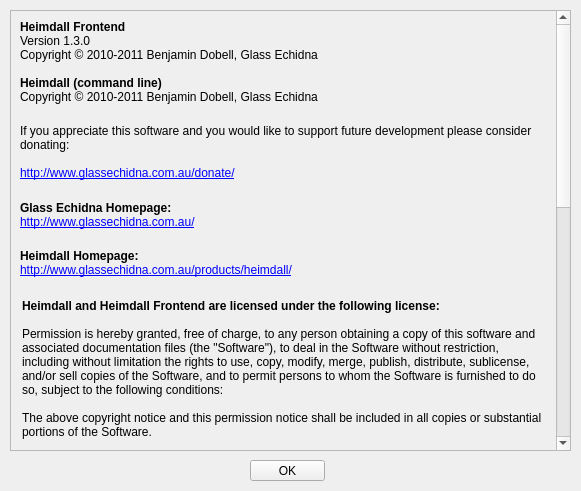
First picture: the form in heimdall-frontend/aboutform.ui, repository Benjamin-Dobell/Heimdall, before the edit.
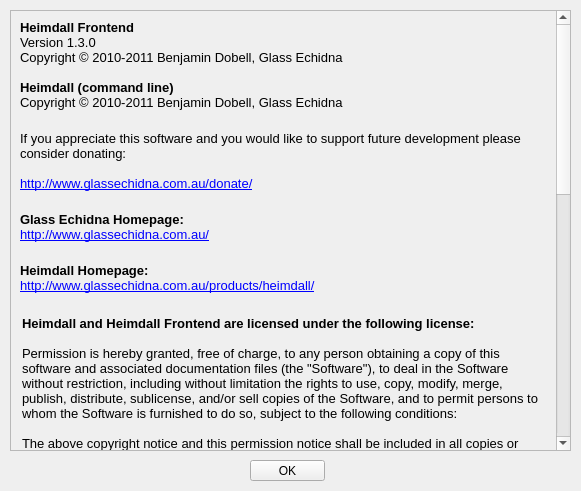
Second picture: the form after the edit.

Commit message: Minor OS X UI tweaks.

What changed in the file:
```diff
--- a/heimdall-frontend/aboutform.ui
+++ b/heimdall-frontend/aboutform.ui
@@ -72,9 +72,9 @@
     <property name="geometry">
      <rect>
       <x>0</x>
-      <y>0</y>
-      <width>542</width>
-      <height>1016</height>
+      <y>-8</y>
+      <width>544</width>
+      <height>776</height>
      </rect>
     </property>
     <property name="sizePolicy">
@@ -112,14 +112,14 @@
           <string>&lt;!DOCTYPE HTML PUBLIC &quot;-//W3C//DTD HTML 4.0//EN&quot; &quot;http://www.w3.org/TR/REC-html40/strict.dtd&quot;&gt;
 &lt;html&gt;&lt;head&gt;&lt;meta name=&quot;qrichtext&quot; content=&quot;1&quot; /&gt;&lt;style type=&quot;text/css&quot;&gt;
 p, li { white-space: pre-wrap; }
-&lt;/style&gt;&lt;/head&gt;&lt;body style=&quot; font-family:'MS Shell Dlg 2'; font-size:10pt; font-weight:400; font-style:normal;&quot;&gt;
-&lt;p style=&quot; margin-top:0px; margin-bottom:0px; margin-left:0px; margin-right:0px; -qt-block-indent:0; text-indent:0px;&quot;&gt;&lt;span style=&quot; font-size:9pt; font-weight:600;&quot;&gt;Heimdall Frontend&lt;/span&gt;&lt;/p&gt;
-&lt;p style=&quot; margin-top:0px; margin-bottom:0px; margin-left:0px; margin-right:0px; -qt-block-indent:0; text-indent:0px;&quot;&gt;&lt;span style=&quot; font-size:9pt;&quot;&gt;Version 1.3.0&lt;/span&gt;&lt;/p&gt;
-&lt;p style=&quot; margin-top:0px; margin-bottom:0px; margin-left:0px; margin-right:0px; -qt-block-indent:0; text-indent:0px;&quot;&gt;&lt;span style=&quot; font-size:9pt;&quot;&gt;Copyright © 2010-2011 Benjamin Dobell, Glass Echidna&lt;/span&gt;&lt;/p&gt;
-&lt;p style=&quot;-qt-paragraph-type:empty; margin-top:0px; margin-bottom:0px; margin-left:0px; margin-right:0px; -qt-block-indent:0; text-indent:0px; font-size:9pt;&quot;&gt;&lt;/p&gt;
-&lt;p style=&quot; margin-top:0px; margin-bottom:0px; margin-left:0px; margin-right:0px; -qt-block-indent:0; text-indent:0px;&quot;&gt;&lt;span style=&quot; font-size:9pt; font-weight:600;&quot;&gt;Heimdall (command line)&lt;/span&gt;&lt;/p&gt;
-&lt;p style=&quot; margin-top:0px; margin-bottom:0px; margin-left:0px; margin-right:0px; -qt-block-indent:0; text-indent:0px;&quot;&gt;&lt;span style=&quot; font-size:9pt;&quot;&gt;Copyright © 2010-2011 Benjamin Dobell, Glass Echidna&lt;/span&gt;&lt;/p&gt;
-&lt;p style=&quot;-qt-paragraph-type:empty; margin-top:0px; margin-bottom:0px; margin-left:0px; margin-right:0px; -qt-block-indent:0; text-indent:0px; font-size:9pt;&quot;&gt;&lt;/p&gt;&lt;/body&gt;&lt;/html&gt;</string>
+&lt;/style&gt;&lt;/head&gt;&lt;body style=&quot; font-family:'Lucida Grande'; font-size:13pt; font-weight:400; font-style:normal;&quot;&gt;
+&lt;p style=&quot; margin-top:0px; margin-bottom:0px; margin-left:0px; margin-right:0px; -qt-block-indent:0; text-indent:0px;&quot;&gt;&lt;span style=&quot; font-family:'MS Shell Dlg 2'; font-size:10pt; font-weight:600;&quot;&gt;Heimdall Frontend&lt;/span&gt;&lt;/p&gt;
+&lt;p style=&quot; margin-top:0px; margin-bottom:0px; margin-left:0px; margin-right:0px; -qt-block-indent:0; text-indent:0px;&quot;&gt;&lt;span style=&quot; font-family:'MS Shell Dlg 2'; font-size:10pt;&quot;&gt;Version 1.3.0&lt;/span&gt;&lt;/p&gt;
+&lt;p style=&quot; margin-top:0px; margin-bottom:0px; margin-left:0px; margin-right:0px; -qt-block-indent:0; text-indent:0px;&quot;&gt;&lt;span style=&quot; font-family:'MS Shell Dlg 2'; font-size:10pt;&quot;&gt;Copyright © 2010-2011 Benjamin Dobell, Glass Echidna&lt;/span&gt;&lt;/p&gt;
+&lt;p style=&quot;-qt-paragraph-type:empty; margin-top:0px; margin-bottom:0px; margin-left:0px; margin-right:0px; -qt-block-indent:0; text-indent:0px; font-family:'MS Shell Dlg 2'; font-size:10pt;&quot;&gt;&lt;/p&gt;
+&lt;p style=&quot; margin-top:0px; margin-bottom:0px; margin-left:0px; margin-right:0px; -qt-block-indent:0; text-indent:0px;&quot;&gt;&lt;span style=&quot; font-family:'MS Shell Dlg 2'; font-size:10pt; font-weight:600;&quot;&gt;Heimdall (command line)&lt;/span&gt;&lt;/p&gt;
+&lt;p style=&quot; margin-top:0px; margin-bottom:0px; margin-left:0px; margin-right:0px; -qt-block-indent:0; text-indent:0px;&quot;&gt;&lt;span style=&quot; font-family:'MS Shell Dlg 2'; font-size:10pt;&quot;&gt;Copyright © 2010-2011 Benjamin Dobell, Glass Echidna&lt;/span&gt;&lt;/p&gt;
+&lt;p style=&quot;-qt-paragraph-type:empty; margin-top:0px; margin-bottom:0px; margin-left:0px; margin-right:0px; -qt-block-indent:0; text-indent:0px; font-family:'MS Shell Dlg 2'; font-size:10pt;&quot;&gt;&lt;/p&gt;&lt;/body&gt;&lt;/html&gt;</string>
          </property>
          <property name="textFormat">
           <enum>Qt::RichText</enum>
@@ -155,10 +155,10 @@
           <string>&lt;!DOCTYPE HTML PUBLIC &quot;-//W3C//DTD HTML 4.0//EN&quot; &quot;http://www.w3.org/TR/REC-html40/strict.dtd&quot;&gt;
 &lt;html&gt;&lt;head&gt;&lt;meta name=&quot;qrichtext&quot; content=&quot;1&quot; /&gt;&lt;style type=&quot;text/css&quot;&gt;
 p, li { white-space: pre-wrap; }
-&lt;/style&gt;&lt;/head&gt;&lt;body style=&quot; font-family:'MS Shell Dlg 2'; font-size:10pt; font-weight:400; font-style:normal;&quot;&gt;
-&lt;p style=&quot; margin-top:0px; margin-bottom:0px; margin-left:0px; margin-right:0px; -qt-block-indent:0; text-indent:0px;&quot;&gt;&lt;span style=&quot; font-size:9pt;&quot;&gt;If you appreciate this software and you would like to support future development please consider donating:&lt;/span&gt;&lt;/p&gt;
-&lt;p style=&quot;-qt-paragraph-type:empty; margin-top:0px; margin-bottom:0px; margin-left:0px; margin-right:0px; -qt-block-indent:0; text-indent:0px; font-size:9pt;&quot;&gt;&lt;/p&gt;
-&lt;p style=&quot; margin-top:0px; margin-bottom:0px; margin-left:0px; margin-right:0px; -qt-block-indent:0; text-indent:0px;&quot;&gt;&lt;a href=&quot;http://www.glassechidna.com.au/donate/&quot;&gt;&lt;span style=&quot; font-size:9pt; text-decoration: underline; color:#0000ff;&quot;&gt;http://www.glassechidna.com.au/donate/&lt;/span&gt;&lt;/a&gt;&lt;/p&gt;&lt;/body&gt;&lt;/html&gt;</string>
+&lt;/style&gt;&lt;/head&gt;&lt;body style=&quot; font-family:'Lucida Grande'; font-size:13pt; font-weight:400; font-style:normal;&quot;&gt;
+&lt;p style=&quot; margin-top:0px; margin-bottom:0px; margin-left:0px; margin-right:0px; -qt-block-indent:0; text-indent:0px;&quot;&gt;&lt;span style=&quot; font-family:'MS Shell Dlg 2'; font-size:10pt;&quot;&gt;If you appreciate this software and you would like to support future development please consider donating:&lt;/span&gt;&lt;/p&gt;
+&lt;p style=&quot;-qt-paragraph-type:empty; margin-top:0px; margin-bottom:0px; margin-left:0px; margin-right:0px; -qt-block-indent:0; text-indent:0px; font-family:'MS Shell Dlg 2'; font-size:10pt;&quot;&gt;&lt;/p&gt;
+&lt;p style=&quot; margin-top:0px; margin-bottom:0px; margin-left:0px; margin-right:0px; -qt-block-indent:0; text-indent:0px;&quot;&gt;&lt;a href=&quot;http://www.glassechidna.com.au/donate/&quot;&gt;&lt;span style=&quot; font-family:'MS Shell Dlg 2'; font-size:10pt; text-decoration: underline; color:#0000ff;&quot;&gt;http://www.glassechidna.com.au/donate/&lt;/span&gt;&lt;/a&gt;&lt;/p&gt;&lt;/body&gt;&lt;/html&gt;</string>
          </property>
          <property name="textFormat">
           <enum>Qt::RichText</enum>
@@ -201,10 +201,10 @@
           <string>&lt;!DOCTYPE HTML PUBLIC &quot;-//W3C//DTD HTML 4.0//EN&quot; &quot;http://www.w3.org/TR/REC-html40/strict.dtd&quot;&gt;
 &lt;html&gt;&lt;head&gt;&lt;meta name=&quot;qrichtext&quot; content=&quot;1&quot; /&gt;&lt;style type=&quot;text/css&quot;&gt;
 p, li { white-space: pre-wrap; }
-&lt;/style&gt;&lt;/head&gt;&lt;body style=&quot; font-family:'MS Shell Dlg 2'; font-size:10pt; font-weight:400; font-style:normal;&quot;&gt;
-&lt;p style=&quot; margin-top:0px; margin-bottom:0px; margin-left:0px; margin-right:0px; -qt-block-indent:0; text-indent:0px;&quot;&gt;&lt;span style=&quot; font-size:9pt; font-weight:600;&quot;&gt;Glass Echidna Homepage:&lt;/span&gt;&lt;/p&gt;
-&lt;p style=&quot; margin-top:0px; margin-bottom:0px; margin-left:0px; margin-right:0px; -qt-block-indent:0; text-indent:0px;&quot;&gt;&lt;a href=&quot;http://www.glassechidna.com.au/&quot;&gt;&lt;span style=&quot; font-size:9pt; text-decoration: underline; color:#0000ff;&quot;&gt;http://www.glassechidna.com.au/&lt;/span&gt;&lt;/a&gt;&lt;/p&gt;
-&lt;p style=&quot;-qt-paragraph-type:empty; margin-top:0px; margin-bottom:0px; margin-left:0px; margin-right:0px; -qt-block-indent:0; text-indent:0px; font-size:9pt; text-decoration: underline; color:#0000ff;&quot;&gt;&lt;/p&gt;&lt;/body&gt;&lt;/html&gt;</string>
+&lt;/style&gt;&lt;/head&gt;&lt;body style=&quot; font-family:'Lucida Grande'; font-size:13pt; font-weight:400; font-style:normal;&quot;&gt;
+&lt;p style=&quot; margin-top:0px; margin-bottom:0px; margin-left:0px; margin-right:0px; -qt-block-indent:0; text-indent:0px;&quot;&gt;&lt;span style=&quot; font-family:'MS Shell Dlg 2'; font-size:10pt; font-weight:600;&quot;&gt;Glass Echidna Homepage:&lt;/span&gt;&lt;/p&gt;
+&lt;p style=&quot; margin-top:0px; margin-bottom:0px; margin-left:0px; margin-right:0px; -qt-block-indent:0; text-indent:0px;&quot;&gt;&lt;a href=&quot;http://www.glassechidna.com.au/&quot;&gt;&lt;span style=&quot; font-family:'MS Shell Dlg 2'; font-size:10pt; text-decoration: underline; color:#0000ff;&quot;&gt;http://www.glassechidna.com.au/&lt;/span&gt;&lt;/a&gt;&lt;/p&gt;
+&lt;p style=&quot;-qt-paragraph-type:empty; margin-top:0px; margin-bottom:0px; margin-left:0px; margin-right:0px; -qt-block-indent:0; text-indent:0px; font-family:'MS Shell Dlg 2'; font-size:10pt; text-decoration: underline; color:#0000ff;&quot;&gt;&lt;/p&gt;&lt;/body&gt;&lt;/html&gt;</string>
          </property>
          <property name="textFormat">
           <enum>Qt::RichText</enum>
@@ -234,10 +234,10 @@
           <string>&lt;!DOCTYPE HTML PUBLIC &quot;-//W3C//DTD HTML 4.0//EN&quot; &quot;http://www.w3.org/TR/REC-html40/strict.dtd&quot;&gt;
 &lt;html&gt;&lt;head&gt;&lt;meta name=&quot;qrichtext&quot; content=&quot;1&quot; /&gt;&lt;style type=&quot;text/css&quot;&gt;
 p, li { white-space: pre-wrap; }
-&lt;/style&gt;&lt;/head&gt;&lt;body style=&quot; font-family:'MS Shell Dlg 2'; font-size:10pt; font-weight:400; font-style:normal;&quot;&gt;
-&lt;p style=&quot; margin-top:0px; margin-bottom:0px; margin-left:0px; margin-right:0px; -qt-block-indent:0; text-indent:0px;&quot;&gt;&lt;span style=&quot; font-size:9pt; font-weight:600;&quot;&gt;Heimdall Homepage:&lt;/span&gt;&lt;/p&gt;
-&lt;p style=&quot; margin-top:0px; margin-bottom:0px; margin-left:0px; margin-right:0px; -qt-block-indent:0; text-indent:0px;&quot;&gt;&lt;a href=&quot;http://www.glassechidna.com.au/products/heimdall/&quot;&gt;&lt;span style=&quot; font-size:9pt; text-decoration: underline; color:#0000ff;&quot;&gt;http://www.glassechidna.com.au/products/heimdall/&lt;/span&gt;&lt;/a&gt;&lt;/p&gt;
-&lt;p style=&quot;-qt-paragraph-type:empty; margin-top:0px; margin-bottom:0px; margin-left:0px; margin-right:0px; -qt-block-indent:0; text-indent:0px; font-size:9pt; text-decoration: underline; color:#0000ff;&quot;&gt;&lt;/p&gt;&lt;/body&gt;&lt;/html&gt;</string>
+&lt;/style&gt;&lt;/head&gt;&lt;body style=&quot; font-family:'Lucida Grande'; font-size:13pt; font-weight:400; font-style:normal;&quot;&gt;
+&lt;p style=&quot; margin-top:0px; margin-bottom:0px; margin-left:0px; margin-right:0px; -qt-block-indent:0; text-indent:0px;&quot;&gt;&lt;span style=&quot; font-family:'MS Shell Dlg 2'; font-size:10pt; font-weight:600;&quot;&gt;Heimdall Homepage:&lt;/span&gt;&lt;/p&gt;
+&lt;p style=&quot; margin-top:0px; margin-bottom:0px; margin-left:0px; margin-right:0px; -qt-block-indent:0; text-indent:0px;&quot;&gt;&lt;a href=&quot;http://www.glassechidna.com.au/products/heimdall/&quot;&gt;&lt;span style=&quot; font-family:'MS Shell Dlg 2'; font-size:10pt; text-decoration: underline; color:#0000ff;&quot;&gt;http://www.glassechidna.com.au/products/heimdall/&lt;/span&gt;&lt;/a&gt;&lt;/p&gt;
+&lt;p style=&quot;-qt-paragraph-type:empty; margin-top:0px; margin-bottom:0px; margin-left:0px; margin-right:0px; -qt-block-indent:0; text-indent:0px; font-family:'MS Shell Dlg 2'; font-size:10pt; text-decoration: underline; color:#0000ff;&quot;&gt;&lt;/p&gt;&lt;/body&gt;&lt;/html&gt;</string>
          </property>
          <property name="textFormat">
           <enum>Qt::RichText</enum>
@@ -277,15 +277,15 @@
           <string>&lt;!DOCTYPE HTML PUBLIC &quot;-//W3C//DTD HTML 4.0//EN&quot; &quot;http://www.w3.org/TR/REC-html40/strict.dtd&quot;&gt;
 &lt;html&gt;&lt;head&gt;&lt;meta name=&quot;qrichtext&quot; content=&quot;1&quot; /&gt;&lt;style type=&quot;text/css&quot;&gt;
 p, li { white-space: pre-wrap; }
-&lt;/style&gt;&lt;/head&gt;&lt;body style=&quot; font-family:'MS Shell Dlg 2'; font-size:9pt; font-weight:400; font-style:normal;&quot;&gt;
-&lt;p style=&quot; margin-top:0px; margin-bottom:0px; margin-left:0px; margin-right:0px; -qt-block-indent:0; text-indent:0px;&quot;&gt;&lt;span style=&quot; font-weight:600;&quot;&gt;Heimdall and Heimdall Frontend are licensed under the following license:&lt;/span&gt;&lt;/p&gt;
-&lt;p style=&quot;-qt-paragraph-type:empty; margin-top:0px; margin-bottom:0px; margin-left:0px; margin-right:0px; -qt-block-indent:0; text-indent:0px;&quot;&gt;&lt;/p&gt;
-&lt;p style=&quot; margin-top:0px; margin-bottom:0px; margin-left:0px; margin-right:0px; -qt-block-indent:0; text-indent:0px;&quot;&gt;Permission is hereby granted, free of charge, to any person obtaining a copy of this software and associated documentation files (the &amp;quot;Software&amp;quot;), to deal in the Software without restriction, including without limitation the rights to use, copy, modify, merge, publish, distribute, sublicense, and/or sell copies of the Software, and to permit persons to whom the Software is furnished to do so, subject to the following conditions:&lt;/p&gt;
-&lt;p style=&quot;-qt-paragraph-type:empty; margin-top:0px; margin-bottom:0px; margin-left:0px; margin-right:0px; -qt-block-indent:0; text-indent:0px;&quot;&gt;&lt;/p&gt;
-&lt;p style=&quot; margin-top:0px; margin-bottom:0px; margin-left:0px; margin-right:0px; -qt-block-indent:0; text-indent:0px;&quot;&gt;The above copyright notice and this permission notice shall be included in all copies or substantial portions of the Software.&lt;/p&gt;
-&lt;p style=&quot;-qt-paragraph-type:empty; margin-top:0px; margin-bottom:0px; margin-left:0px; margin-right:0px; -qt-block-indent:0; text-indent:0px;&quot;&gt;&lt;/p&gt;
-&lt;p style=&quot; margin-top:0px; margin-bottom:0px; margin-left:0px; margin-right:0px; -qt-block-indent:0; text-indent:0px;&quot;&gt;THE SOFTWARE IS PROVIDED &amp;quot;AS IS&amp;quot;, WITHOUT WARRANTY OF ANY KIND, EXPRESS OR IMPLIED, INCLUDING BUT NOT LIMITED TO THE WARRANTIES OF MERCHANTABILITY, FITNESS FOR A PARTICULAR PURPOSE AND NONINFRINGEMENT. IN NO EVENT SHALL THE AUTHORS OR COPYRIGHT HOLDERS BE LIABLE FOR ANY CLAIM, DAMAGES OR OTHER LIABILITY, WHETHER IN AN ACTION OF CONTRACT, TORT OR OTHERWISE, ARISING FROM, OUT OF OR IN CONNECTION WITH THE SOFTWARE OR THE USE OR OTHER DEALINGS IN THE SOFTWARE.&lt;/p&gt;
-&lt;p style=&quot;-qt-paragraph-type:empty; margin-top:0px; margin-bottom:0px; margin-left:0px; margin-right:0px; -qt-block-indent:0; text-indent:0px;&quot;&gt;&lt;/p&gt;&lt;/body&gt;&lt;/html&gt;</string>
+&lt;/style&gt;&lt;/head&gt;&lt;body style=&quot; font-family:'Lucida Grande'; font-size:13pt; font-weight:400; font-style:normal;&quot;&gt;
+&lt;p style=&quot; margin-top:0px; margin-bottom:0px; margin-left:0px; margin-right:0px; -qt-block-indent:0; text-indent:0px;&quot;&gt;&lt;span style=&quot; font-family:'MS Shell Dlg 2'; font-size:10pt; font-weight:600;&quot;&gt;Heimdall and Heimdall Frontend are licensed under the following license:&lt;/span&gt;&lt;/p&gt;
+&lt;p style=&quot;-qt-paragraph-type:empty; margin-top:0px; margin-bottom:0px; margin-left:0px; margin-right:0px; -qt-block-indent:0; text-indent:0px; font-family:'MS Shell Dlg 2'; font-size:10pt;&quot;&gt;&lt;/p&gt;
+&lt;p style=&quot; margin-top:0px; margin-bottom:0px; margin-left:0px; margin-right:0px; -qt-block-indent:0; text-indent:0px;&quot;&gt;&lt;span style=&quot; font-family:'MS Shell Dlg 2'; font-size:10pt;&quot;&gt;Permission is hereby granted, free of charge, to any person obtaining a copy of this software and associated documentation files (the &amp;quot;Software&amp;quot;), to deal in the Software without restriction, including without limitation the rights to use, copy, modify, merge, publish, distribute, sublicense, and/or sell copies of the Software, and to permit persons to whom the Software is furnished to do so, subject to the following conditions:&lt;/span&gt;&lt;/p&gt;
+&lt;p style=&quot;-qt-paragraph-type:empty; margin-top:0px; margin-bottom:0px; margin-left:0px; margin-right:0px; -qt-block-indent:0; text-indent:0px; font-family:'MS Shell Dlg 2'; font-size:10pt;&quot;&gt;&lt;/p&gt;
+&lt;p style=&quot; margin-top:0px; margin-bottom:0px; margin-left:0px; margin-right:0px; -qt-block-indent:0; text-indent:0px;&quot;&gt;&lt;span style=&quot; font-family:'MS Shell Dlg 2'; font-size:10pt;&quot;&gt;The above copyright notice and this permission notice shall be included in all copies or substantial portions of the Software.&lt;/span&gt;&lt;/p&gt;
+&lt;p style=&quot;-qt-paragraph-type:empty; margin-top:0px; margin-bottom:0px; margin-left:0px; margin-right:0px; -qt-block-indent:0; text-indent:0px; font-family:'MS Shell Dlg 2'; font-size:10pt;&quot;&gt;&lt;/p&gt;
+&lt;p style=&quot; margin-top:0px; margin-bottom:0px; margin-left:0px; margin-right:0px; -qt-block-indent:0; text-indent:0px;&quot;&gt;&lt;span style=&quot; font-family:'MS Shell Dlg 2'; font-size:10pt;&quot;&gt;THE SOFTWARE IS PROVIDED &amp;quot;AS IS&amp;quot;, WITHOUT WARRANTY OF ANY KIND, EXPRESS OR IMPLIED, INCLUDING BUT NOT LIMITED TO THE WARRANTIES OF MERCHANTABILITY, FITNESS FOR A PARTICULAR PURPOSE AND NONINFRINGEMENT. IN NO EVENT SHALL THE AUTHORS OR COPYRIGHT HOLDERS BE LIABLE FOR ANY CLAIM, DAMAGES OR OTHER LIABILITY, WHETHER IN AN ACTION OF CONTRACT, TORT OR OTHERWISE, ARISING FROM, OUT OF OR IN CONNECTION WITH THE SOFTWARE OR THE USE OR OTHER DEALINGS IN THE SOFTWARE.&lt;/span&gt;&lt;/p&gt;
+&lt;p style=&quot;-qt-paragraph-type:empty; margin-top:0px; margin-bottom:0px; margin-left:0px; margin-right:0px; -qt-block-indent:0; text-indent:0px; font-family:'MS Shell Dlg 2'; font-size:10pt;&quot;&gt;&lt;/p&gt;&lt;/body&gt;&lt;/html&gt;</string>
          </property>
          <property name="textFormat">
           <enum>Qt::RichText</enum>
@@ -329,11 +329,11 @@
           <string>&lt;!DOCTYPE HTML PUBLIC &quot;-//W3C//DTD HTML 4.0//EN&quot; &quot;http://www.w3.org/TR/REC-html40/strict.dtd&quot;&gt;
 &lt;html&gt;&lt;head&gt;&lt;meta name=&quot;qrichtext&quot; content=&quot;1&quot; /&gt;&lt;style type=&quot;text/css&quot;&gt;
 p, li { white-space: pre-wrap; }
-&lt;/style&gt;&lt;/head&gt;&lt;body style=&quot; font-family:'MS Shell Dlg 2'; font-size:8.25pt; font-weight:400; font-style:normal;&quot;&gt;
-&lt;p style=&quot; margin-top:0px; margin-bottom:0px; margin-left:0px; margin-right:0px; -qt-block-indent:0; text-indent:0px;&quot;&gt;&lt;span style=&quot; font-size:9pt; font-weight:600;&quot;&gt;Heimdall Frontend's user interface is powered by the Qt Framework:&lt;/span&gt;&lt;/p&gt;
-&lt;p style=&quot;-qt-paragraph-type:empty; margin-top:0px; margin-bottom:0px; margin-left:0px; margin-right:0px; -qt-block-indent:0; text-indent:0px; font-size:9pt;&quot;&gt;&lt;/p&gt;
-&lt;p style=&quot; margin-top:0px; margin-bottom:0px; margin-left:0px; margin-right:0px; -qt-block-indent:0; text-indent:0px;&quot;&gt;&lt;span style=&quot; font-size:9pt;&quot;&gt;Copyright © 2008-2011 Nokia Corporation&lt;/span&gt;&lt;/p&gt;
-&lt;p style=&quot; margin-top:0px; margin-bottom:0px; margin-left:0px; margin-right:0px; -qt-block-indent:0; text-indent:0px;&quot;&gt;&lt;span style=&quot; font-size:9pt;&quot;&gt;Qt is licensed under the &lt;/span&gt;&lt;a href=&quot;http://www.gnu.org/licenses/old-licenses/lgpl-2.1.html&quot;&gt;&lt;span style=&quot; font-size:9pt; text-decoration: underline; color:#0000ff;&quot;&gt;Lesser General Public License v2.1.&lt;/span&gt;&lt;/a&gt;&lt;/p&gt;&lt;/body&gt;&lt;/html&gt;</string>
+&lt;/style&gt;&lt;/head&gt;&lt;body style=&quot; font-family:'Lucida Grande'; font-size:13pt; font-weight:400; font-style:normal;&quot;&gt;
+&lt;p style=&quot; margin-top:0px; margin-bottom:0px; margin-left:0px; margin-right:0px; -qt-block-indent:0; text-indent:0px;&quot;&gt;&lt;span style=&quot; font-family:'MS Shell Dlg 2'; font-size:10pt; font-weight:600;&quot;&gt;Heimdall Frontend's user interface is powered by the Qt Framework:&lt;/span&gt;&lt;/p&gt;
+&lt;p style=&quot;-qt-paragraph-type:empty; margin-top:0px; margin-bottom:0px; margin-left:0px; margin-right:0px; -qt-block-indent:0; text-indent:0px; font-family:'MS Shell Dlg 2'; font-size:10pt;&quot;&gt;&lt;/p&gt;
+&lt;p style=&quot; margin-top:0px; margin-bottom:0px; margin-left:0px; margin-right:0px; -qt-block-indent:0; text-indent:0px;&quot;&gt;&lt;span style=&quot; font-family:'MS Shell Dlg 2'; font-size:10pt;&quot;&gt;Copyright © 2008-2011 Nokia Corporation&lt;/span&gt;&lt;/p&gt;
+&lt;p style=&quot; margin-top:0px; margin-bottom:0px; margin-left:0px; margin-right:0px; -qt-block-indent:0; text-indent:0px;&quot;&gt;&lt;span style=&quot; font-family:'MS Shell Dlg 2'; font-size:10pt;&quot;&gt;Qt is licensed under the &lt;/span&gt;&lt;a href=&quot;http://www.gnu.org/licenses/old-licenses/lgpl-2.1.html&quot;&gt;&lt;span style=&quot; font-family:'MS Shell Dlg 2'; font-size:10pt; text-decoration: underline; color:#0000ff;&quot;&gt;Lesser General Public License v2.1.&lt;/span&gt;&lt;/a&gt;&lt;/p&gt;&lt;/body&gt;&lt;/html&gt;</string>
          </property>
          <property name="textFormat">
           <enum>Qt::RichText</enum>
@@ -365,21 +365,21 @@
           <string>&lt;!DOCTYPE HTML PUBLIC &quot;-//W3C//DTD HTML 4.0//EN&quot; &quot;http://www.w3.org/TR/REC-html40/strict.dtd&quot;&gt;
 &lt;html&gt;&lt;head&gt;&lt;meta name=&quot;qrichtext&quot; content=&quot;1&quot; /&gt;&lt;style type=&quot;text/css&quot;&gt;
 p, li { white-space: pre-wrap; }
-&lt;/style&gt;&lt;/head&gt;&lt;body style=&quot; font-family:'MS Shell Dlg 2'; font-size:8.25pt; font-weight:400; font-style:normal;&quot;&gt;
-&lt;p style=&quot; margin-top:0px; margin-bottom:0px; margin-left:0px; margin-right:0px; -qt-block-indent:0; text-indent:0px;&quot;&gt;&lt;span style=&quot; font-size:9pt; font-weight:600;&quot;&gt;Heimdall Frontend utilises zlib for package compression:&lt;/span&gt;&lt;/p&gt;
-&lt;p style=&quot;-qt-paragraph-type:empty; margin-top:0px; margin-bottom:0px; margin-left:0px; margin-right:0px; -qt-block-indent:0; text-indent:0px; font-size:9pt;&quot;&gt;&lt;/p&gt;
-&lt;p style=&quot; margin-top:0px; margin-bottom:0px; margin-left:0px; margin-right:0px; -qt-block-indent:0; text-indent:0px;&quot;&gt;&lt;span style=&quot; font-size:9pt;&quot;&gt;zlib is licensed under the following license:&lt;/span&gt;&lt;/p&gt;
-&lt;p style=&quot; margin-top:0px; margin-bottom:0px; margin-left:0px; margin-right:0px; -qt-block-indent:0; text-indent:0px;&quot;&gt;&lt;span style=&quot; font-size:9pt;&quot;&gt;Copyright © 1995-2010 Jean-loup Gailly and Mark Adler&lt;/span&gt;&lt;/p&gt;
-&lt;p style=&quot;-qt-paragraph-type:empty; margin-top:0px; margin-bottom:0px; margin-left:0px; margin-right:0px; -qt-block-indent:0; text-indent:0px; font-size:9pt;&quot;&gt;&lt;/p&gt;
-&lt;p style=&quot; margin-top:0px; margin-bottom:0px; margin-left:0px; margin-right:0px; -qt-block-indent:0; text-indent:0px;&quot;&gt;&lt;span style=&quot; font-size:9pt;&quot;&gt;This software is provided 'as-is', without any express or implied warranty.  In no event will the authors be held liable for any damages arising from the use of this software.&lt;/span&gt;&lt;/p&gt;
-&lt;p style=&quot;-qt-paragraph-type:empty; margin-top:0px; margin-bottom:0px; margin-left:0px; margin-right:0px; -qt-block-indent:0; text-indent:0px; font-size:9pt;&quot;&gt;&lt;/p&gt;
-&lt;p style=&quot; margin-top:0px; margin-bottom:0px; margin-left:0px; margin-right:0px; -qt-block-indent:0; text-indent:0px;&quot;&gt;&lt;span style=&quot; font-size:9pt;&quot;&gt;Permission is granted to anyone to use this software for any purpose, including commercial applications, and to alter it and redistribute it freely, subject to the following restrictions:&lt;/span&gt;&lt;/p&gt;
-&lt;p style=&quot;-qt-paragraph-type:empty; margin-top:0px; margin-bottom:0px; margin-left:0px; margin-right:0px; -qt-block-indent:0; text-indent:0px; font-size:9pt;&quot;&gt;&lt;/p&gt;
-&lt;p style=&quot; margin-top:0px; margin-bottom:0px; margin-left:0px; margin-right:0px; -qt-block-indent:0; text-indent:0px;&quot;&gt;&lt;span style=&quot; font-size:9pt;&quot;&gt;1. The origin of this software must not be misrepresented; you must not claim that you wrote the original software. If you use this software in a product, an acknowledgment in the product documentation would be appreciated but is not required.&lt;/span&gt;&lt;/p&gt;
-&lt;p style=&quot;-qt-paragraph-type:empty; margin-top:0px; margin-bottom:0px; margin-left:0px; margin-right:0px; -qt-block-indent:0; text-indent:0px; font-size:9pt;&quot;&gt;&lt;/p&gt;
-&lt;p style=&quot; margin-top:0px; margin-bottom:0px; margin-left:0px; margin-right:0px; -qt-block-indent:0; text-indent:0px;&quot;&gt;&lt;span style=&quot; font-size:9pt;&quot;&gt;2. Altered source versions must be plainly marked as such, and must not be misrepresented as being the original software.&lt;/span&gt;&lt;/p&gt;
-&lt;p style=&quot;-qt-paragraph-type:empty; margin-top:0px; margin-bottom:0px; margin-left:0px; margin-right:0px; -qt-block-indent:0; text-indent:0px; font-size:9pt;&quot;&gt;&lt;/p&gt;
-&lt;p style=&quot; margin-top:0px; margin-bottom:0px; margin-left:0px; margin-right:0px; -qt-block-indent:0; text-indent:0px;&quot;&gt;&lt;span style=&quot; font-size:9pt;&quot;&gt;3. This notice may not be removed or altered from any source distribution.&lt;/span&gt;&lt;/p&gt;&lt;/body&gt;&lt;/html&gt;</string>
+&lt;/style&gt;&lt;/head&gt;&lt;body style=&quot; font-family:'Lucida Grande'; font-size:13pt; font-weight:400; font-style:normal;&quot;&gt;
+&lt;p style=&quot; margin-top:0px; margin-bottom:0px; margin-left:0px; margin-right:0px; -qt-block-indent:0; text-indent:0px;&quot;&gt;&lt;span style=&quot; font-family:'MS Shell Dlg 2'; font-size:10pt; font-weight:600;&quot;&gt;Heimdall Frontend utilises zlib for package compression:&lt;/span&gt;&lt;/p&gt;
+&lt;p style=&quot;-qt-paragraph-type:empty; margin-top:0px; margin-bottom:0px; margin-left:0px; margin-right:0px; -qt-block-indent:0; text-indent:0px; font-family:'MS Shell Dlg 2'; font-size:10pt;&quot;&gt;&lt;/p&gt;
+&lt;p style=&quot; margin-top:0px; margin-bottom:0px; margin-left:0px; margin-right:0px; -qt-block-indent:0; text-indent:0px;&quot;&gt;&lt;span style=&quot; font-family:'MS Shell Dlg 2'; font-size:10pt;&quot;&gt;zlib is licensed under the following license:&lt;/span&gt;&lt;/p&gt;
+&lt;p style=&quot; margin-top:0px; margin-bottom:0px; margin-left:0px; margin-right:0px; -qt-block-indent:0; text-indent:0px;&quot;&gt;&lt;span style=&quot; font-family:'MS Shell Dlg 2'; font-size:10pt;&quot;&gt;Copyright © 1995-2010 Jean-loup Gailly and Mark Adler&lt;/span&gt;&lt;/p&gt;
+&lt;p style=&quot;-qt-paragraph-type:empty; margin-top:0px; margin-bottom:0px; margin-left:0px; margin-right:0px; -qt-block-indent:0; text-indent:0px; font-family:'MS Shell Dlg 2'; font-size:10pt;&quot;&gt;&lt;/p&gt;
+&lt;p style=&quot; margin-top:0px; margin-bottom:0px; margin-left:0px; margin-right:0px; -qt-block-indent:0; text-indent:0px;&quot;&gt;&lt;span style=&quot; font-family:'MS Shell Dlg 2'; font-size:10pt;&quot;&gt;This software is provided 'as-is', without any express or implied warranty.  In no event will the authors be held liable for any damages arising from the use of this software.&lt;/span&gt;&lt;/p&gt;
+&lt;p style=&quot;-qt-paragraph-type:empty; margin-top:0px; margin-bottom:0px; margin-left:0px; margin-right:0px; -qt-block-indent:0; text-indent:0px; font-family:'MS Shell Dlg 2'; font-size:10pt;&quot;&gt;&lt;/p&gt;
+&lt;p style=&quot; margin-top:0px; margin-bottom:0px; margin-left:0px; margin-right:0px; -qt-block-indent:0; text-indent:0px;&quot;&gt;&lt;span style=&quot; font-family:'MS Shell Dlg 2'; font-size:10pt;&quot;&gt;Permission is granted to anyone to use this software for any purpose, including commercial applications, and to alter it and redistribute it freely, subject to the following restrictions:&lt;/span&gt;&lt;/p&gt;
+&lt;p style=&quot;-qt-paragraph-type:empty; margin-top:0px; margin-bottom:0px; margin-left:0px; margin-right:0px; -qt-block-indent:0; text-indent:0px; font-family:'MS Shell Dlg 2'; font-size:10pt;&quot;&gt;&lt;/p&gt;
+&lt;p style=&quot; margin-top:0px; margin-bottom:0px; margin-left:0px; margin-right:0px; -qt-block-indent:0; text-indent:0px;&quot;&gt;&lt;span style=&quot; font-family:'MS Shell Dlg 2'; font-size:10pt;&quot;&gt;1. The origin of this software must not be misrepresented; you must not claim that you wrote the original software. If you use this software in a product, an acknowledgment in the product documentation would be appreciated but is not required.&lt;/span&gt;&lt;/p&gt;
+&lt;p style=&quot;-qt-paragraph-type:empty; margin-top:0px; margin-bottom:0px; margin-left:0px; margin-right:0px; -qt-block-indent:0; text-indent:0px; font-family:'MS Shell Dlg 2'; font-size:10pt;&quot;&gt;&lt;/p&gt;
+&lt;p style=&quot; margin-top:0px; margin-bottom:0px; margin-left:0px; margin-right:0px; -qt-block-indent:0; text-indent:0px;&quot;&gt;&lt;span style=&quot; font-family:'MS Shell Dlg 2'; font-size:10pt;&quot;&gt;2. Altered source versions must be plainly marked as such, and must not be misrepresented as being the original software.&lt;/span&gt;&lt;/p&gt;
+&lt;p style=&quot;-qt-paragraph-type:empty; margin-top:0px; margin-bottom:0px; margin-left:0px; margin-right:0px; -qt-block-indent:0; text-indent:0px; font-family:'MS Shell Dlg 2'; font-size:10pt;&quot;&gt;&lt;/p&gt;
+&lt;p style=&quot; margin-top:0px; margin-bottom:0px; margin-left:0px; margin-right:0px; -qt-block-indent:0; text-indent:0px;&quot;&gt;&lt;span style=&quot; font-family:'MS Shell Dlg 2'; font-size:10pt;&quot;&gt;3. This notice may not be removed or altered from any source distribution.&lt;/span&gt;&lt;/p&gt;&lt;/body&gt;&lt;/html&gt;</string>
          </property>
          <property name="textFormat">
           <enum>Qt::RichText</enum>
@@ -411,10 +411,10 @@
           <string>&lt;!DOCTYPE HTML PUBLIC &quot;-//W3C//DTD HTML 4.0//EN&quot; &quot;http://www.w3.org/TR/REC-html40/strict.dtd&quot;&gt;
 &lt;html&gt;&lt;head&gt;&lt;meta name=&quot;qrichtext&quot; content=&quot;1&quot; /&gt;&lt;style type=&quot;text/css&quot;&gt;
 p, li { white-space: pre-wrap; }
-&lt;/style&gt;&lt;/head&gt;&lt;body style=&quot; font-family:'MS Shell Dlg 2'; font-size:8.25pt; font-weight:400; font-style:normal;&quot;&gt;
-&lt;p style=&quot; margin-top:0px; margin-bottom:0px; margin-left:0px; margin-right:0px; -qt-block-indent:0; text-indent:0px;&quot;&gt;&lt;span style=&quot; font-size:9pt; font-weight:600;&quot;&gt;Heimdall (command line) utilises libusb-1.0 for all USB communication:&lt;/span&gt;&lt;/p&gt;
-&lt;p style=&quot;-qt-paragraph-type:empty; margin-top:0px; margin-bottom:0px; margin-left:0px; margin-right:0px; -qt-block-indent:0; text-indent:0px; font-size:9pt;&quot;&gt;&lt;/p&gt;
-&lt;p style=&quot; margin-top:0px; margin-bottom:0px; margin-left:0px; margin-right:0px; -qt-block-indent:0; text-indent:0px;&quot;&gt;&lt;span style=&quot; font-size:9pt;&quot;&gt;libusb-1.0 is licensed under the &lt;/span&gt;&lt;a href=&quot;http://www.gnu.org/licenses/old-licenses/lgpl-2.1.html&quot;&gt;&lt;span style=&quot; font-size:9pt; text-decoration: underline; color:#0000ff;&quot;&gt;Lesser General Public License v2.1.&lt;/span&gt;&lt;/a&gt;&lt;/p&gt;&lt;/body&gt;&lt;/html&gt;</string>
+&lt;/style&gt;&lt;/head&gt;&lt;body style=&quot; font-family:'Lucida Grande'; font-size:13pt; font-weight:400; font-style:normal;&quot;&gt;
+&lt;p style=&quot; margin-top:0px; margin-bottom:0px; margin-left:0px; margin-right:0px; -qt-block-indent:0; text-indent:0px;&quot;&gt;&lt;span style=&quot; font-family:'MS Shell Dlg 2'; font-size:10pt; font-weight:600;&quot;&gt;Heimdall (command line) utilises libusb-1.0 for all USB communication:&lt;/span&gt;&lt;/p&gt;
+&lt;p style=&quot;-qt-paragraph-type:empty; margin-top:0px; margin-bottom:0px; margin-left:0px; margin-right:0px; -qt-block-indent:0; text-indent:0px; font-family:'MS Shell Dlg 2'; font-size:10pt;&quot;&gt;&lt;/p&gt;
+&lt;p style=&quot; margin-top:0px; margin-bottom:0px; margin-left:0px; margin-right:0px; -qt-block-indent:0; text-indent:0px;&quot;&gt;&lt;span style=&quot; font-family:'MS Shell Dlg 2'; font-size:10pt;&quot;&gt;libusb-1.0 is licensed under the &lt;/span&gt;&lt;a href=&quot;http://www.gnu.org/licenses/old-licenses/lgpl-2.1.html&quot;&gt;&lt;span style=&quot; font-family:'MS Shell Dlg 2'; font-size:10pt; text-decoration: underline; color:#0000ff;&quot;&gt;Lesser General Public License v2.1.&lt;/span&gt;&lt;/a&gt;&lt;/p&gt;&lt;/body&gt;&lt;/html&gt;</string>
          </property>
          <property name="textFormat">
           <enum>Qt::RichText</enum>
```
The commit also changes 1 other file.
